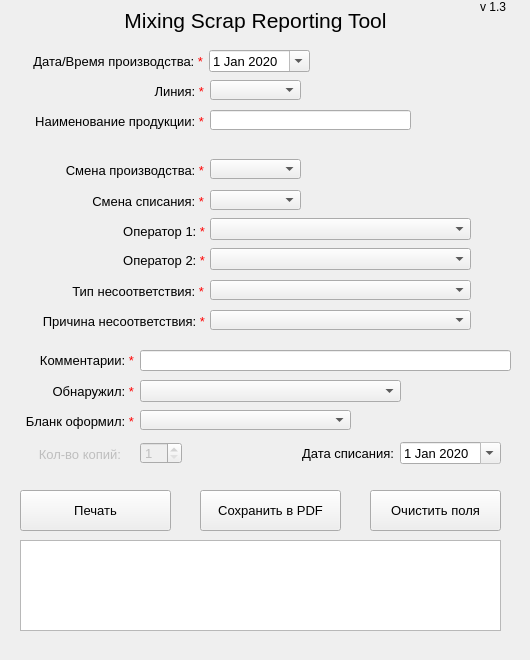
This is main_window.ui in EvgenyMinikh/Mixing-Scrap-Reporting-Tool as Qt 5 draws it before an edit. The edited form follows.
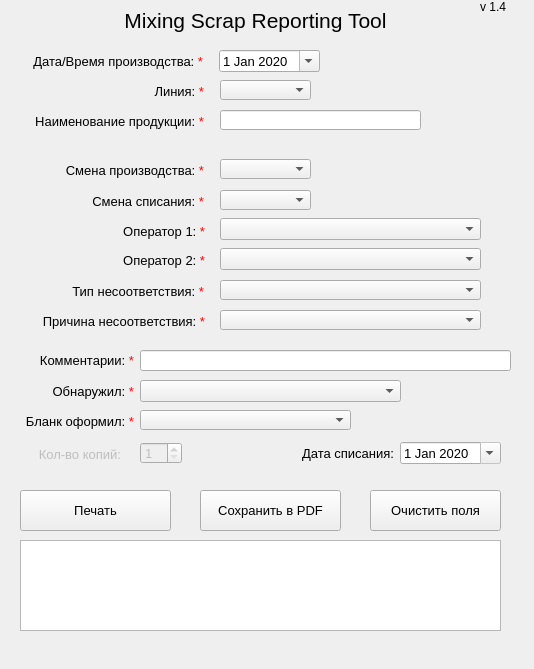
This is the edited form.

Commit message: [Change] Refactoring, add dialog window when file is opened, add some logic to sort data

The edit to the form file:
```diff
--- a/main_window.ui
+++ b/main_window.ui
@@ -6,8 +6,8 @@
    <rect>
     <x>0</x>
     <y>0</y>
-    <width>530</width>
-    <height>660</height>
+    <width>534</width>
+    <height>669</height>
    </rect>
   </property>
   <property name="sizePolicy">
@@ -56,7 +56,7 @@
      </rect>
     </property>
     <property name="text">
-     <string>v 1.3</string>
+     <string>v 1.4</string>
     </property>
    </widget>
    <widget class="QPlainTextEdit" name="plainTextEdit_StatusField">
@@ -235,7 +235,7 @@
    <widget class="QComboBox" name="comboBox_inconsistency_type">
     <property name="geometry">
      <rect>
-      <x>210</x>
+      <x>220</x>
       <y>280</y>
       <width>261</width>
       <height>20</height>
@@ -321,7 +321,7 @@
    <widget class="QComboBox" name="comboBox_writeoff_shift_number">
     <property name="geometry">
      <rect>
-      <x>210</x>
+      <x>220</x>
       <y>190</y>
       <width>91</width>
       <height>20</height>
@@ -373,7 +373,7 @@
    <widget class="QComboBox" name="comboBox_line_number">
     <property name="geometry">
      <rect>
-      <x>210</x>
+      <x>220</x>
       <y>80</y>
       <width>91</width>
       <height>20</height>
@@ -407,7 +407,7 @@
    <widget class="QComboBox" name="comboBox_inconsistency_reason">
     <property name="geometry">
      <rect>
-      <x>210</x>
+      <x>220</x>
       <y>310</y>
       <width>261</width>
       <height>20</height>
@@ -438,7 +438,7 @@
    <widget class="QComboBox" name="comboBox_shift_number">
     <property name="geometry">
      <rect>
-      <x>210</x>
+      <x>220</x>
       <y>159</y>
       <width>91</width>
       <height>20</height>
@@ -469,7 +469,7 @@
    <widget class="QDateEdit" name="dateEdit_producing_date">
     <property name="geometry">
      <rect>
-      <x>209</x>
+      <x>219</x>
       <y>50</y>
       <width>101</width>
       <height>22</height>
@@ -584,7 +584,7 @@
    <widget class="QLineEdit" name="lineEdit_product_name">
     <property name="geometry">
      <rect>
-      <x>210</x>
+      <x>220</x>
       <y>110</y>
       <width>201</width>
       <height>20</height>
@@ -610,7 +610,7 @@
    <widget class="QComboBox" name="comboBox_operator1">
     <property name="geometry">
      <rect>
-      <x>210</x>
+      <x>220</x>
       <y>218</y>
       <width>261</width>
       <height>22</height>
@@ -623,7 +623,7 @@
    <widget class="QComboBox" name="comboBox_operator2">
     <property name="geometry">
      <rect>
-      <x>210</x>
+      <x>220</x>
       <y>248</y>
       <width>261</width>
       <height>22</height>
```
Left out of the diff: 4 changed lines with no effect on the pictures. The commit also changes 2 other files.
